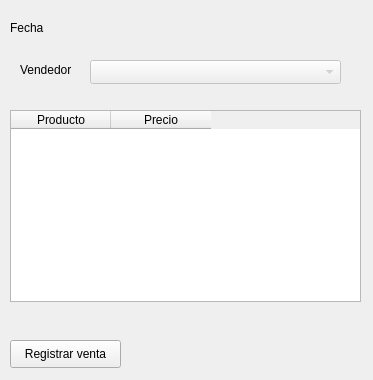
This is GUI/VentanaAlta.ui in MartinRomero1/pp3 as Qt 5 draws it before an edit. The edited form follows.
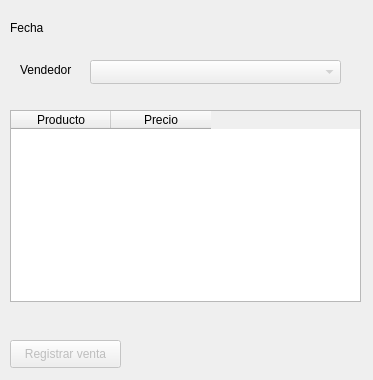
This is the edited form.

Commit message: comenzar comenzar con alta venta

```diff
--- a/GUI/VentanaAlta.ui
+++ b/GUI/VentanaAlta.ui
@@ -29,17 +29,20 @@
   <widget class="QLabel" name="lblfecha">
    <property name="geometry">
     <rect>
-     <x>50</x>
-     <y>20</y>
+     <x>60</x>
+     <y>14</y>
      <width>281</width>
-     <height>31</height>
+     <height>30</height>
     </rect>
    </property>
    <property name="text">
     <string/>
    </property>
   </widget>
-  <widget class="QPushButton" name="pushButton">
+  <widget class="QPushButton" name="btnAlta">
+   <property name="enabled">
+    <bool>false</bool>
+   </property>
    <property name="geometry">
     <rect>
      <x>10</x>
```
Left out of the diff: 3 changed lines with no effect on the pictures. The commit also changes 49 other files.
